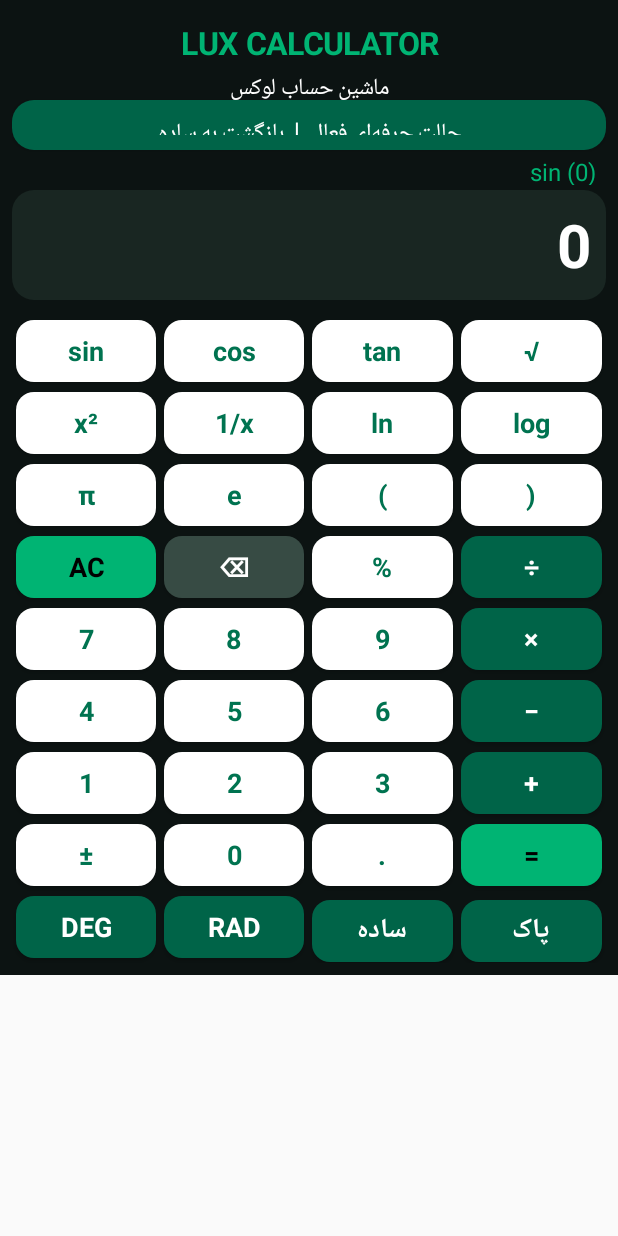
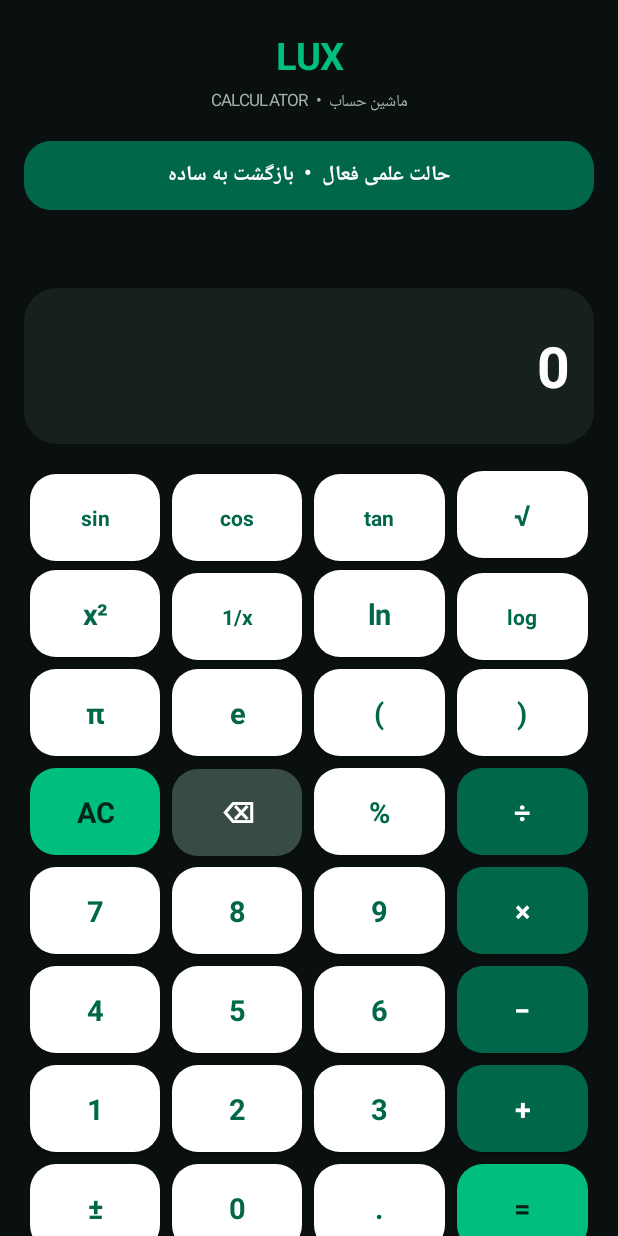
Before and after one commit to m4hmoud19811-dot/my-calculator, an Android app: the screen it shows after launch (MainActivity), after a tap on "sin", on a phone screen of 412 x 824 dp. Run offline under Robolectric (Android 15) with nearby library versions, the phone set to English and light mode, and no system bars; 2 other taps on this screen came first.

Commit message:
Redesign LUX calculator UI and improve expression engine

```diff
--- a/app/src/main/java/com/example/mycalculator/MainActivity.java
+++ b/app/src/main/java/com/example/mycalculator/MainActivity.java
@@ -1,4 +1,3 @@
-
 package com.example.mycalculator;
 
 import android.app.Activity;
@@ -7,407 +6,327 @@ import android.graphics.Color;
 import android.graphics.Typeface;
 import android.graphics.drawable.GradientDrawable;
 import android.view.Gravity;
+import android.view.View;
 import android.widget.*;
+
 import java.util.Locale;
 
 public class MainActivity extends Activity {
+    private LinearLayout root, keypad;
+    private TextView display, history, modeButton;
+    private boolean scientific = false, degrees = true, resultShown = false;
+    private String expression = "";
+    private int bg = Color.rgb(10, 16, 15);
+    private int panel = Color.rgb(22, 32, 29);
+    private int emerald = Color.rgb(0, 190, 125);
+    private int deep = Color.rgb(0, 103, 75);
+    private int white = Color.WHITE;
+    private int muted = Color.rgb(160, 178, 169);
 
-    TextView display, history;
-    LinearLayout root, keysLayout;
-
-    String current = "";
-    double first = 0;
-    String operator = "";
-    boolean professional = false;
-    boolean degrees = true;
-    boolean newNumber = true;
-
-    int background = Color.rgb(12, 19, 18);
-    int green = Color.rgb(0, 180, 115);
-    int darkGreen = Color.rgb(0, 100, 72);
-    int white = Color.WHITE;
-    int greenText = Color.rgb(0, 115, 80);
-
-    @Override
-    public void onCreate(Bundle b) {
-        super.onCreate(b);
+    @Override public void onCreate(Bundle state) {
+        super.onCreate(state);
+        getWindow().setStatusBarColor(bg);
+        getWindow().setNavigationBarColor(bg);
         buildScreen();
     }
 
-    GradientDrawable rounded(int color, int radius) {
+    private GradientDrawable shape(int color, int radius) {
         GradientDrawable d = new GradientDrawable();
         d.setColor(color);
         d.setCornerRadius(radius);
         return d;
     }
 
-    void buildScreen() {
-
+    private void buildScreen() {
         ScrollView scroll = new ScrollView(this);
-
+        scroll.setFillViewport(true);
         root = new LinearLayout(this);
         root.setOrientation(LinearLayout.VERTICAL);
-        root.setPadding(12, 15, 12, 12);
-        root.setBackgroundColor(background);
+        root.setPadding(dp(16), dp(18), dp(16), dp(16));
+        root.setBackgroundColor(bg);
 
-        TextView title = new TextView(this);
-        title.setText("LUX CALCULATOR");
-        title.setTextColor(green);
-        title.setTextSize(21);
-        title.setTypeface(null, Typeface.BOLD);
-        title.setGravity(Gravity.CENTER);
-        root.addView(title, new LinearLayout.LayoutParams(-1, 55));
+        TextView brand = new TextView(this);
+        brand.setText("LUX");
+        brand.setTextColor(emerald);
+        brand.setTextSize(25);
+        brand.setTypeface(Typeface.DEFAULT, Typeface.BOLD);
+        brand.setGravity(Gravity.CENTER);
+        root.addView(brand, new LinearLayout.LayoutParams(-1, dp(38)));
 
         TextView subtitle = new TextView(this);
-        subtitle.setText("ماشین حساب لوکس");
-        subtitle.setTextColor(white);
-        subtitle.setTextSize(15);
+        subtitle.setText("CALCULATOR  •  ماشین حساب");
+        subtitle.setTextColor(muted);
+        subtitle.setTextSize(11);
         subtitle.setGravity(Gravity.CENTER);
-        root.addView(subtitle, new LinearLayout.LayoutParams(-1, 30));
+        root.addView(subtitle, new LinearLayout.LayoutParams(-1, dp(24)));
 
-        Button mode = new Button(this);
-        mode.setText("حالت ساده  |  حالت حرفه‌ای");
-        mode.setTextColor(white);
-        mode.setTextSize(15);
-        mode.setAllCaps(false);
-        mode.setBackground(rounded(darkGreen, 22));
-
-        root.addView(mode, new LinearLayout.LayoutParams(-1, 50));
-
-        mode.setOnClickListener(v -> {
-            professional = !professional;
-            mode.setText(professional ?
-                "حالت حرفه‌ای فعال  |  بازگشت به ساده" :
-                "حالت ساده  |  حالت حرفه‌ای");
+        modeButton = new TextView(this);
+        modeButton.setGravity(Gravity.CENTER);
+        modeButton.setTextSize(14);
+        modeButton.setTypeface(null, Typeface.BOLD);
+        modeButton.setTextColor(white);
+        modeButton.setBackground(shape(deep, dp(18)));
+        modeButton.setPadding(dp(12), 0, dp(12), 0);
+        LinearLayout.LayoutParams mp = new LinearLayout.LayoutParams(-1, dp(46));
+        mp.topMargin = dp(14);
+        root.addView(modeButton, mp);
+        modeButton.setOnClickListener(v -> {
+            scientific = !scientific;
+            updateMode();
             drawKeys();
         });
 
         history = new TextView(this);
-        history.setTextColor(green);
-        history.setTextSize(16);
+        history.setTextColor(muted);
+        history.setTextSize(14);
         history.setGravity(Gravity.RIGHT | Gravity.CENTER_VERTICAL);
-        history.setPadding(10, 5, 10, 5);
-        root.addView(history, new LinearLayout.LayoutParams(-1, 40));
+        history.setSingleLine(true);
+        history.setPadding(dp(8), 0, dp(8), 0);
+        LinearLayout.LayoutParams hp = new LinearLayout.LayoutParams(-1, dp(38));
+        hp.topMargin = dp(14);
+        root.addView(history, hp);
 
         display = new TextView(this);
         display.setText("0");
         display.setTextColor(white);
-        display.setTextSize(40);
+        display.setTextSize(38);
         display.setTypeface(null, Typeface.BOLD);
         display.setGravity(Gravity.RIGHT | Gravity.CENTER_VERTICAL);
-        display.setPadding(15, 10, 15, 10);
-        display.setBackground(rounded(Color.rgb(25, 38, 34), 22));
+        display.setSingleLine(true);
+        display.setPadding(dp(16), dp(8), dp(16), dp(8));
+        display.setBackground(shape(panel, dp(22)));
+        root.addView(display, new LinearLayout.LayoutParams(-1, dp(104)));
 
-        root.addView(display, new LinearLayout.LayoutParams(-1, 110));
+        keypad = new LinearLayout(this);
+        keypad.setOrientation(LinearLayout.VERTICAL);
+        LinearLayout.LayoutParams kp = new LinearLayout.LayoutParams(-1, -2);
+        kp.topMargin = dp(14);
+        root.addView(keypad, kp);
 
-        keysLayout = new LinearLayout(this);
-        keysLayout.setOrientation(LinearLayout.VERTICAL);
-
-        LinearLayout.LayoutParams kp =
-            new LinearLayout.LayoutParams(-1, -2);
-        kp.topMargin = 15;
-        root.addView(keysLayout, kp);
+        TextView foot = new TextView(this);
+        foot.setText("LUX CALCULATOR  •  SIMPLE & SCIENTIFIC");
+        foot.setTextColor(Color.rgb(92, 116, 105));
+        foot.setTextSize(9);
+        foot.setGravity(Gravity.CENTER);
+        LinearLayout.LayoutParams fp = new LinearLayout.LayoutParams(-1, dp(32));
+        fp.topMargin = dp(8);
+        root.addView(foot, fp);
 
         scroll.addView(root);
         setContentView(scroll);
-
+        updateMode();
         drawKeys();
     }
 
-    void drawKeys() {
+    private void updateMode() {
+        modeButton.setText(scientific ? "حالت علمی فعال  •  بازگشت به ساده" : "حالت ساده  •  نمایش ابزارهای علمی");
+    }
 
-        keysLayout.removeAllViews();
+    private void drawKeys() {
+        keypad.removeAllViews();
+        String[][] rows = scientific ? new String[][] {
+            {"sin","cos","tan","√"},
+            {"x²","1/x","ln","log"},
+            {"π","e","(",")"},
+            {"AC","⌫","%","÷"},
+            {"7","8","9","×"},
+            {"4","5","6","−"},
+            {"1","2","3","+"},
+            {"±","0",".","="},
+            {"DEG","RAD",""}
+        } : new String[][] {
+            {"AC","⌫","%","÷"},
+            {"7","8","9","×"},
+            {"4","5","6","−"},
+            {"1","2","3","+"},
+            {"±","0",".","="}
+        };
 
-        String[][] keys;
-
-        if (professional) {
-            keys = new String[][] {
-                {"sin", "cos", "tan", "√"},
-                {"x²", "1/x", "ln", "log"},
-                {"π", "e", "(", ")"},
-                {"AC", "⌫", "%", "÷"},
-                {"7", "8", "9", "×"},
-                {"4", "5", "6", "−"},
-                {"1", "2", "3", "+"},
-                {"±", "0", ".", "="},
-                {"DEG", "RAD", "ساده", "پاک"}
-            };
-        } else {
-            keys = new String[][] {
-                {"AC", "⌫", "%", "÷"},
-                {"7", "8", "9", "×"},
-                {"4", "5", "6", "−"},
-                {"1", "2", "3", "+"},
-                {"±", "0", ".", "="}
-            };
-        }
-
-        for (String[] row : keys) {
-
+        for (String[] row : rows) {
             LinearLayout line = new LinearLayout(this);
-
+            line.setOrientation(LinearLayout.HORIZONTAL);
             for (String key : row) {
-
-                Button btn = new Button(this);
-                btn.setText(key);
-                btn.setTextSize(18);
-                btn.setTypeface(null, Typeface.BOLD);
-                btn.setAllCaps(false);
-                btn.setPadding(0, 0, 0, 0);
-
-                int color = white;
-                int textColor = greenText;
-
-                if ("÷×−+=".contains(key) && key.length() == 1) {
-                    color = darkGreen;
-                    textColor = white;
+                if (key.isEmpty()) {
+                    View spacer = new View(this);
+                    line.addView(spacer, new LinearLayout.LayoutParams(0, dp(58), 1));
+                    continue;
                 }
-
-                if (key.equals("AC") || key.equals("=")) {
-                    color = green;
-                    textColor = Color.BLACK;
-                }
-
-                if (key.equals("⌫")) {
-                    color = Color.rgb(55, 75, 68);
-                    textColor = white;
-                }
-
-                if (key.equals("DEG") || key.equals("RAD")
-                    || key.equals("ساده") || key.equals("پاک")) {
-                    color = darkGreen;
-                    textColor = white;
-                }
-
-                btn.setTextColor(textColor);
-                btn.setBackground(rounded(color, 18));
-
-                LinearLayout.LayoutParams bp =
-                    new LinearLayout.LayoutParams(0, 62, 1);
-
-                bp.setMargins(4, 5, 4, 5);
-                line.addView(btn, bp);
-
-                btn.setOnClickListener(v -> press(key));
+                TextView button = new TextView(this);
+                button.setText(key);
+                button.setTextSize(key.length() > 2 ? 14 : 19);
+                button.setTypeface(null, Typeface.BOLD);
+                button.setGravity(Gravity.CENTER);
+                int color = white, ink = deep;
+                if ("÷×−+".contains(key) && key.length() == 1) { color = deep; ink = white; }
+                if (key.equals("=")) { color = emerald; ink = Color.rgb(5, 35, 26); }
+                if (key.equals("AC")) { color = emerald; ink = Color.rgb(5, 35, 26); }
+                if (key.equals("⌫")) { color = Color.rgb(57, 76, 68); ink = white; }
+                if (key.equals("DEG") || key.equals("RAD")) { color = deep; ink = white; }
+                button.setTextColor(ink);
+                button.setBackground(shape(color, dp(17)));
+                button.setElevation(dp(2));
+                LinearLayout.LayoutParams bp = new LinearLayout.LayoutParams(0, dp(58), 1);
+                bp.setMargins(dp(4), dp(4), dp(4), dp(4));
+                line.addView(button, bp);
+                button.setOnClickListener(v -> press(key));
             }
-
-            keysLayout.addView(line);
+            keypad.addView(line);
         }
     }
 
-    String format(double n) {
-
-        if (Double.isNaN(n) || Double.isInfinite(n))
-            return "خطا";
-
-        if (Math.abs(n) < 0.000000001)
-            n = 0;
-
-        String s = String.format(Locale.US, "%.8f", n);
-
-        while (s.contains(".") && s.endsWith("0"))
-            s = s.substring(0, s.length() - 1);
-
-        if (s.endsWith("."))
-            s = s.substring(0, s.length() - 1);
-
-        return s;
+    private int dp(float value) {
+        return (int)(value * getResources().getDisplayMetrics().density + 0.5f);
     }
 
-    void press(String key) {
+    private void showExpression() {
+        display.setText(expression.isEmpty() ? "0" : expression);
+    }
 
+    private void press(String key) {
         try {
-
-            if (key.equals("AC") || key.equals("پاک")) {
-                current = "";
-                operator = "";
-                first = 0;
-                history.setText("");
-                newNumber = true;
+            switch (key) {
+                case "AC":
+                    expression = "";
+                    history.setText("");
+                    resultShown = false;
+                    break;
+                case "⌫":
+                    if (!expression.isEmpty()) expression = expression.substring(0, expression.length() - 1);
+                    resultShown = false;
+                    break;
+                case "=":
+                    if (!expression.trim().isEmpty()) {
+                        String old = expression;
+                        double value = new Parser(expression).parse();
+                        expression = format(value);
+                        history.setText(old + "  =");
+                        resultShown = true;
+                    }
+                    break;
+                case "DEG": degrees = true; history.setText("زاویه: درجه"); break;
+                case "RAD": degrees = false; history.setText("زاویه: رادیان"); break;
+                case "±":
+                    if (expression.isEmpty()) expression = "-";
+                    else if (resultShown) expression = format(-new Parser(expression).parse());
+                    else expression = "-(" + expression + ")";
+                    resultShown = false;
+                    break;
+                case "sin": case "cos": case "tan": case "√": case "x²": case "1/x": case "ln": case "log":
+                    applyScientific(key);
+                    break;
+                case "π": appendValue("3.141592653589793"); break;
+                case "e": appendValue("2.718281828459045"); break;
+                default:
+                    if (resultShown && (isDigit(key) || key.equals("."))) expression = "";
+                    resultShown = false;
+                    if (key.equals(".") && lastNumberHasDot()) break;
+                    expression += key;
+                    break;
             }
-
-            else if (key.equals("⌫")) {
-                if (!current.isEmpty()) {
-                    current = current.substring(0, current.length() - 1);
-                }
-            }
-
-            else if (key.equals("ساده")) {
-                professional = false;
-                drawKeys();
-            }
-
-            else if (key.equals("DEG")) {
-                degrees = true;
-                history.setText("حالت درجه فعال");
-            }
-
-            else if (key.equals("RAD")) {
-                degrees = false;
-                history.setText("حالت رادیان فعال");
-            }
-
-            else if (key.equals("π")) {
-                current = format(Math.PI);
-                newNumber = false;
-            }
-
-            else if (key.equals("e")) {
-                current = format(Math.E);
-                newNumber = false;
-            }
-
-            else if (key.equals("±")) {
-                if (!current.isEmpty())
-                    current = format(-Double.parseDouble(current));
-            }
-
-            else if (key.equals("sin") || key.equals("cos")
-                    || key.equals("tan") || key.equals("√")
-                    || key.equals("x²") || key.equals("1/x")
-                    || key.equals("ln") || key.equals("log")) {
-
-                scientific(key);
-            }
-
-            else if (key.equals("=")) {
-                calculate();
-            }
-
-            else if ("+-−×÷".contains(key) && key.length() == 1) {
-
-                if (!current.isEmpty()) {
-                    if (!operator.isEmpty()) calculate();
-
-                    first = Double.parseDouble(current);
-                    operator = key;
-                    current = "";
-                    newNumber = true;
-                }
-            }
-
-            else if (key.equals("%")) {
-                if (!current.isEmpty())
-                    current = format(Double.parseDouble(current) / 100);
-            }
-
-            else if (key.equals("(") || key.equals(")")) {
-                history.setText("پرانتز در نسخه بعدی تکمیل می‌شود");
-            }
-
-            else if (key.equals(".")) {
-                if (newNumber) {
-                    current = "0.";
-                    newNumber = false;
-                } else if (!current.contains(".")) {
-                    current += ".";
-                }
-            }
-
-            else {
-                if (newNumber) {
-                    current = key;
-                    newNumber = false;
-                } else if (current.length() < 16) {
-                    current += key;
-                }
-            }
-
-            display.setText(current.isEmpty() ? "0" : current);
-
-        } catch (Exception e) {
-            current = "";
-            operator = "";
+            showExpression();
+        } catch (Exception ex) {
+            history.setText("عبارت نامعتبر است");
             display.setText("خطا");
+            expression = "";
+            resultShown = false;
         }
     }
 
-    void scientific(String key) {
-
-        double x = current.isEmpty() ? 0 :
-            Double.parseDouble(current);
-
-        double angle = degrees ? Math.toRadians(x) : x;
-        double result = 0;
-
-        switch (key) {
-
-            case "sin":
-                result = Math.sin(angle);
-                break;
-
-            case "cos":
-                result = Math.cos(angle);
-                break;
-
-            case "tan":
-                result = Math.tan(angle);
-                break;
-
-            case "√":
-                if (x < 0) throw new ArithmeticException();
-                result = Math.sqrt(x);
-                break;
-
-            case "x²":
-                result = x * x;
-                break;
-
-            case "1/x":
-                if (x == 0) throw new ArithmeticException();
-                result = 1 / x;
-                break;
-
-            case "ln":
-                if (x <= 0) throw new ArithmeticException();
-                result = Math.log(x);
-                break;
-
-            case "log":
-                if (x <= 0) throw new ArithmeticException();
-                result = Math.log10(x);
-                break;
-        }
-
-        history.setText(key + " (" + format(x) + ")");
-        current = format(result);
-        newNumber = true;
+    private void appendValue(String value) {
+        if (resultShown) expression = "";
+        expression += value;
+        resultShown = false;
     }
 
-    void calculate() {
+    private boolean isDigit(String s) { return s.length() == 1 && s.charAt(0) >= '0' && s.charAt(0) <= '9'; }
 
-        if (current.isEmpty() || operator.isEmpty())
-            return;
+    private boolean lastNumberHasDot() {
+        for (int i = expression.length() - 1; i >= 0; i--) {
+            char c = expression.charAt(i);
+            if (c == '.') return true;
+            if (!(Character.isDigit(c))) break;
+        }
+        return false;
+    }
 
-        double second = Double.parseDouble(current);
-        double result = 0;
+    private void applyScientific(String fn) {
+        if (expression.isEmpty()) return;
+        double x = new Parser(expression).parse();
+        double a = degrees ? Math.toRadians(x) : x;
+        double y;
+        switch (fn) {
+            case "sin": y = Math.sin(a); break;
+            case "cos": y = Math.cos(a); break;
+            case "tan": y = Math.tan(a); break;
+            case "√": if (x < 0) throw new ArithmeticException(); y = Math.sqrt(x); break;
+            case "x²": y = x * x; break;
+            case "1/x": if (x == 0) throw new ArithmeticException(); y = 1 / x; break;
+            case "ln": if (x <= 0) throw new ArithmeticException(); y = Math.log(x); break;
+            default: if (x <= 0) throw new ArithmeticException(); y = Math.log10(x); break;
+        }
+        history.setText(fn + "(" + format(x) + ")");
+        expression = format(y);
+        resultShown = true;
+    }
 
-        history.setText(format(first) + " " +
-            operator + " " + format(second));
+    private String format(double n) {
+        if (Double.isNaN(n) || Double.isInfinite(n)) throw new ArithmeticException();
+        if (Math.abs(n) < 1e-10) n = 0;
+        return String.format(Locale.US, "%.8f", n).replaceAll("0+$", "").replaceAll("\\.$", "");
+    }
 
-        switch (operator) {
-
-            case "+":
-                result = first + second;
-                break;
-
-            case "−":
-                result = first - second;
-                break;
-
-            case "×":
-                result = first * second;
-                break;
-
-            case "÷":
-                if (second == 0) throw new ArithmeticException();
-                result = first / second;
-                break;
+    // Recursive-descent calculator: parentheses, unary signs, %, and operator precedence.
+    private static class Parser {
+        private final String s;
+        private int pos = 0;
+        Parser(String input) { s = input.replace("×", "*").replace("÷", "/").replace("−", "-").replace(" ", ""); }
+        double parse() {
+            double value = expression();
+            if (pos != s.length()) throw new IllegalArgumentException();
+            if (Double.isNaN(value) || Double.isInfinite(value)) throw new ArithmeticException();
+            return value;
         }
-
-        current = format(result);
-        operator = "";
-        newNumber = true;
-        display.setText(current);
+        double expression() {
+            double x = term();
+            while (pos < s.length()) {
+                char op = s.charAt(pos);
+                if (op != '+' && op != '-') break;
+                pos++;
+                double y = term();
+                x = op == '+' ? x + y : x - y;
+            }
+            return x;
+        }
+        double term() {
+            double x = factor();
+            while (pos < s.length()) {
+                char op = s.charAt(pos);
+                if (op != '*' && op != '/' && op != '%') break;
+                pos++;
+                double y = factor();
+                if ((op == '/' || op == '%') && y == 0) throw new ArithmeticException();
+                x = op == '*' ? x * y : op == '/' ? x / y : x % y;
+            }
+            return x;
+        }
+        double factor() {
+            if (pos >= s.length()) throw new IllegalArgumentException();
+            char c = s.charAt(pos);
+            if (c == '+') { pos++; return factor(); }
+            if (c == '-') { pos++; return -factor(); }
+            double x;
+            if (c == '(') {
+                pos++;
+                x = expression();
+                if (pos >= s.length() || s.charAt(pos) != ')') throw new IllegalArgumentException();
+                pos++;
+            } else {
+                int start = pos;
+                while (pos < s.length() && (Character.isDigit(s.charAt(pos)) || s.charAt(pos) == '.')) pos++;
+                if (start == pos) throw new IllegalArgumentException();
+                x = Double.parseDouble(s.substring(start, pos));
+            }
+            return x;
+        }
     }
 }
```
